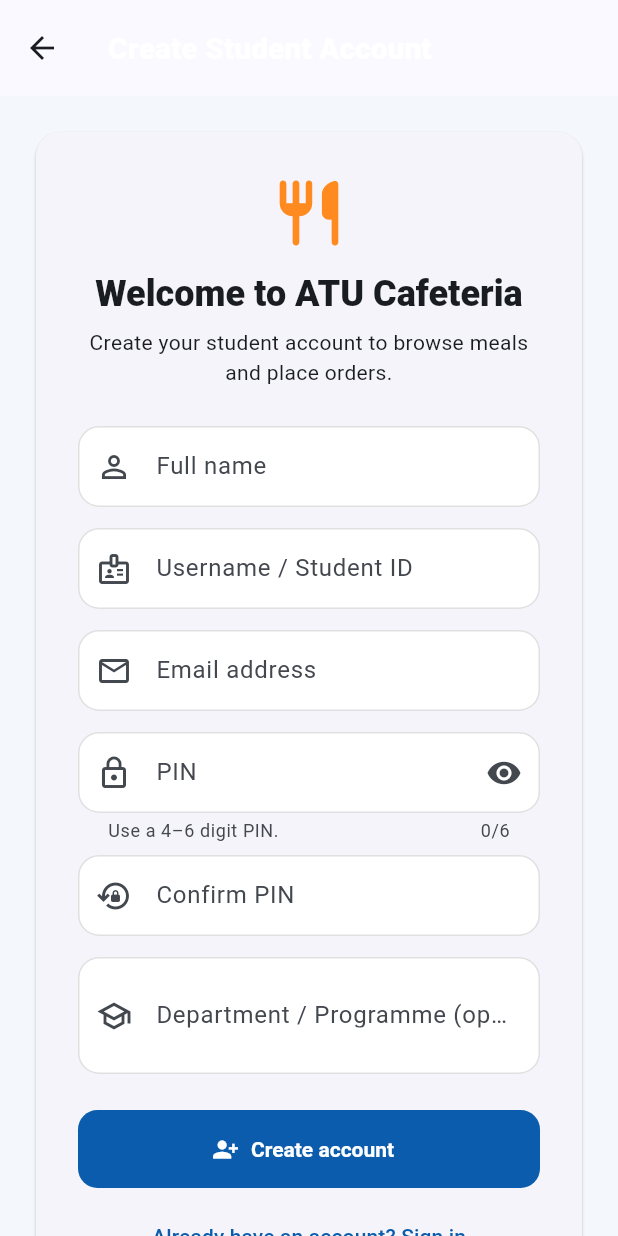
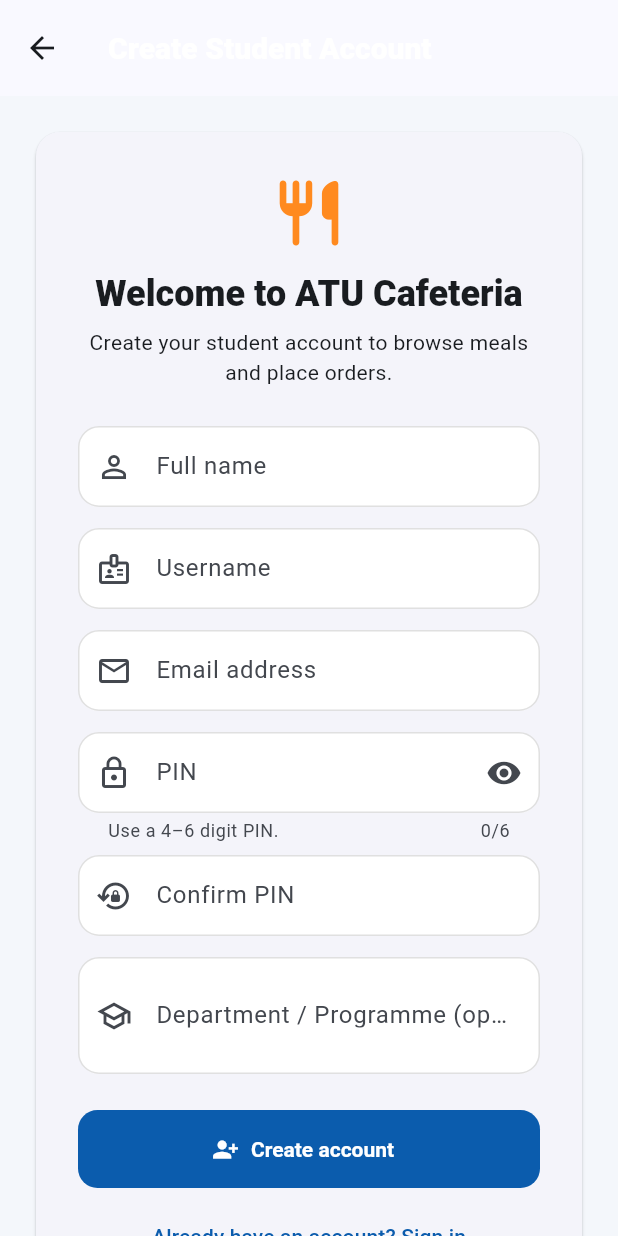
Before and after one commit to hmawuli/ATU-Cafeteria, a Flutter app: the RegisterScreen screen opened by its route, on a phone screen of 412 x 824 dp. Run offline on Flutter 3.47's test engine with Material 3 defaults, Android fonts, the phone set to English and light mode, and no system bars; our stand-ins replace flutter_secure_storage, qr_flutter, sqflite; accounts and stored records are empty.

Commit message:
Use username only for student authentication

```diff
--- a/frontend/lib/presentation/screens/register_screen.dart
+++ b/frontend/lib/presentation/screens/register_screen.dart
@@ -94,7 +94,7 @@
                     TextFormField(
                       controller: _username,
                       textInputAction: TextInputAction.next,
-                      decoration: const InputDecoration(labelText: 'Username / Student ID', prefixIcon: Icon(Icons.badge_outlined)),
+                      decoration: const InputDecoration(labelText: 'Username', prefixIcon: Icon(Icons.badge_outlined)),
                       validator: (v) => v == null || !RegExp(r'^[A-Za-z0-9_-]{3,100}$').hasMatch(v.trim())
                           ? 'Use 3–100 letters, numbers, _ or -.' : null,
                     ),
```
